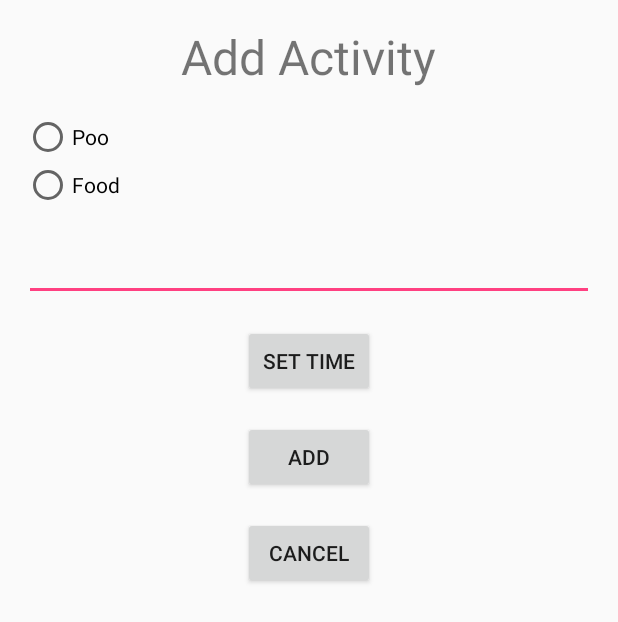
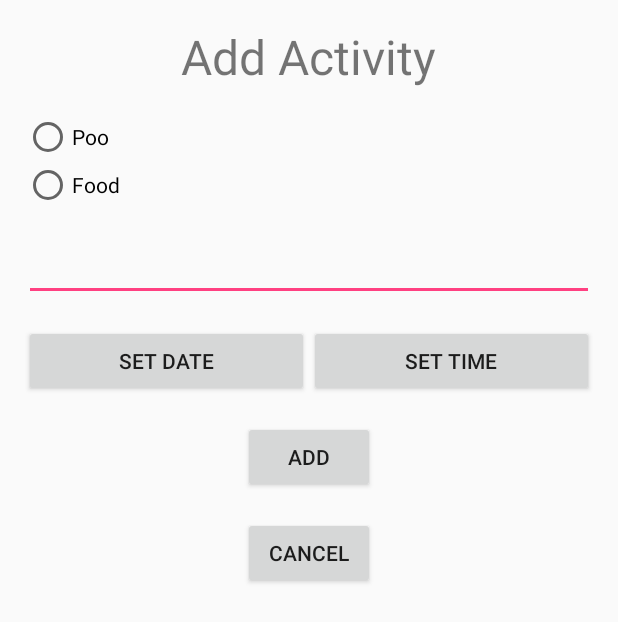
Before and after one commit to emgu/JacksDay, an Android app: the ActivityCreation screen opened directly, with no data from a screen before it, on a phone screen of 412 x 824 dp. Shown: the top 622 px of the screen. Run offline under Robolectric (Android 15) with nearby library versions, the phone set to English and light mode, and no system bars.

Commit message:
# activity date picker dialog added - returned value not used yet # ActivityCreation layout enhancement

```diff
--- a/app/src/main/res/layout/activity_creation.xml
+++ b/app/src/main/res/layout/activity_creation.xml
@@ -50,11 +50,31 @@
         />
 
     <Button
+        android:id="@+id/set_date_button"
+        android:layout_width="wrap_content"
+        android:layout_height="wrap_content"
+        android:layout_below="@id/details_input"
+        android:layout_alignParentLeft="true"
+        android:layout_toLeftOf="@+id/centerPoint"
+        android:layout_marginTop="16dp"
+        android:text="@string/set_date"
+        android:onClick="showDatePickerDialog"
+        />
+    <TextView
+        android:id="@+id/centerPoint"
+        android:text=""
+        android:layout_width="0dip"
+        android:layout_height="wrap_content"
+        android:layout_below="@id/details_input"
+        android:layout_centerHorizontal="true"
+        />
+    <Button
         android:id="@+id/set_time_button"
         android:layout_width="wrap_content"
         android:layout_height="wrap_content"
-        android:layout_centerHorizontal="true"
         android:layout_below="@id/details_input"
+        android:layout_alignParentRight="true"
+        android:layout_toRightOf="@+id/centerPoint"
         android:layout_marginTop="16dp"
         android:text="@string/set_time"
         android:onClick="showTimePickerDialog"
```
Also changed, not shown: app/src/main/java/com/example/guzik/jacksday/ui/ActivityCreation.java (+34 -25 lines), app/src/main/java/com/example/guzik/jacksday/ui/ActivityDatePicker.java (added, +45 -0 lines), app/src/main/java/com/example/guzik/jacksday/ui/ActivityTimePicker.java (+19 -7 lines), app/src/main/java/com/example/guzik/jacksday/ui/JacksActivities.java (+8 -4 lines), 1 other file.
